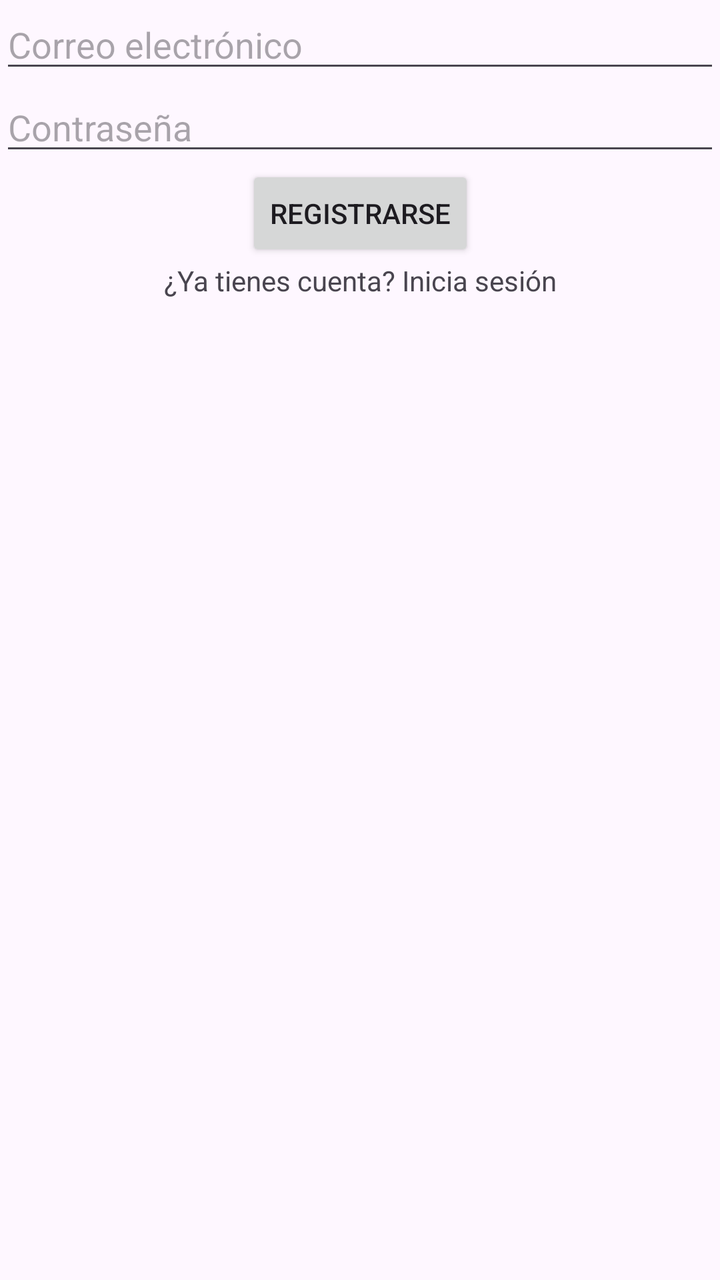
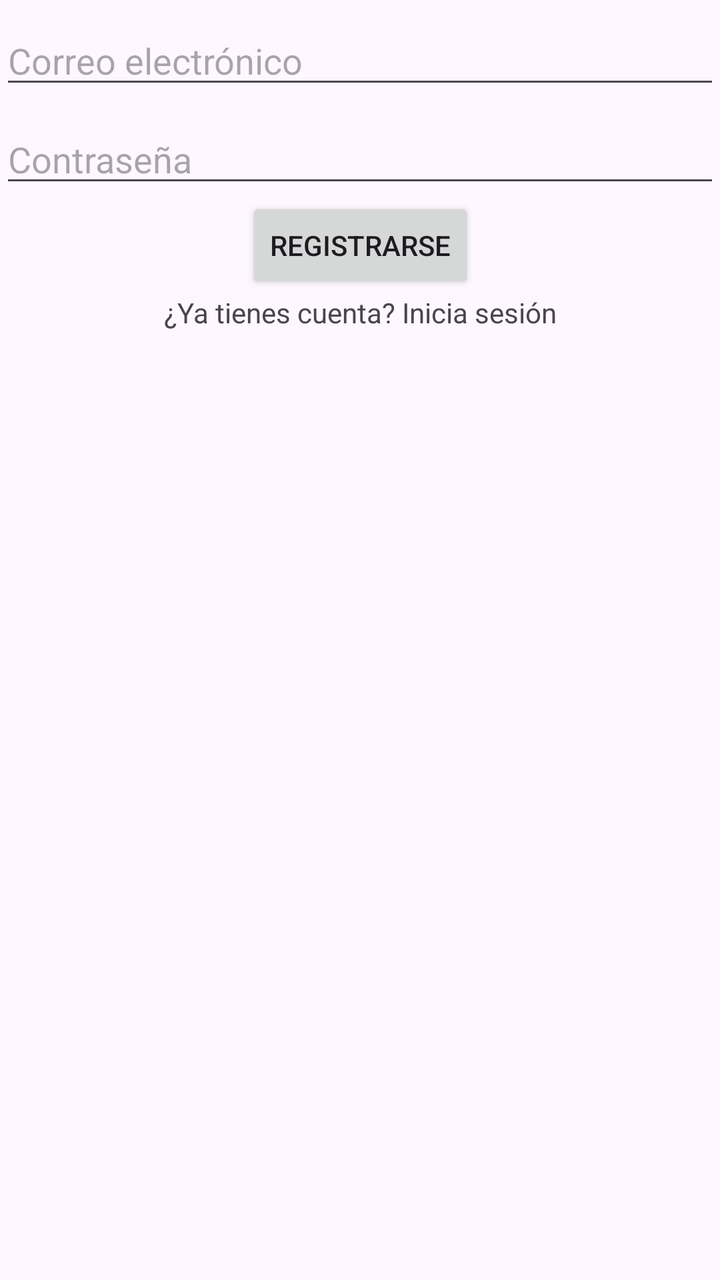

The first picture is an Android layout as it rendered before a commit; the second is the same layout after the commit. The layout source and the unified diff follow.
<!-- AndroidManifest.xml: application theme Theme.ComRudyGagenciaviajes -->
<!-- res/layout/activity_register.xml -->
<?xml version="1.0" encoding="utf-8"?>
<androidx.constraintlayout.widget.ConstraintLayout
    xmlns:android="http://schemas.android.com/apk/res/android"
    xmlns:app="http://schemas.android.com/apk/res-auto"
    xmlns:tools="http://schemas.android.com/tools"
    android:layout_width="match_parent"
    android:layout_height="match_parent"
    tools:context=".RegisterActivity">

    <EditText
        android:id="@+id/etEmailReg"
        android:layout_width="0dp"
        android:layout_height="wrap_content"
        android:hint="Correo electrónico"
        android:inputType="textEmailAddress"
        app:layout_constraintTop_toTopOf="parent"
        app:layout_constraintStart_toStartOf="parent"
        app:layout_constraintEnd_toEndOf="parent"
        android:margin="16dp"/>

    <EditText
        android:id="@+id/etPasswordReg"
        android:layout_width="0dp"
        android:layout_height="wrap_content"
        android:hint="Contraseña"
        android:inputType="textPassword"
        app:layout_constraintTop_toBottomOf="@id/etEmailReg"
        app:layout_constraintStart_toStartOf="parent"
        app:layout_constraintEnd_toEndOf="parent"
        android:margin="16dp"/>

    <TextView
        android:id="@+id/tvErrorReg"
        android:layout_width="wrap_content"
        android:layout_height="wrap_content"
        android:text="Error"
        android:visibility="gone"
        app:layout_constraintTop_toBottomOf="@id/etPasswordReg"
        app:layout_constraintStart_toStartOf="parent"
        app:layout_constraintEnd_toEndOf="parent"/>

    <Button
        android:id="@+id/btnRegistro"
        android:layout_width="wrap_content"
        android:layout_height="wrap_content"
        android:text="Registrarse"
        app:layout_constraintTop_toBottomOf="@id/tvErrorReg"
        app:layout_constraintStart_toStartOf="parent"
        app:layout_constraintEnd_toEndOf="parent"/>

    <TextView
        android:id="@+id/tvIrLogin"
        android:layout_width="wrap_content"
        android:layout_height="wrap_content"
        android:text="¿Ya tienes cuenta? Inicia sesión"
        app:layout_constraintTop_toBottomOf="@id/btnRegistro"
        app:layout_constraintStart_toStartOf="parent"
        app:layout_constraintEnd_toEndOf="parent"/>
</androidx.constraintlayout.widget.ConstraintLayout>
<!-- resources referenced by this layout -->
<resources>
  <style name="Theme.ComRudyGagenciaviajes" parent="Base.Theme.ComRudyGagenciaviajes" />
  <style name="Base.Theme.ComRudyGagenciaviajes" parent="Theme.Material3.DayNight.NoActionBar">
          
          
      </style>
</resources>

<!-- the commit's change to res/layout/activity_register.xml (unified diff, before → after) -->
@@ -16,7 +16,7 @@
         app:layout_constraintTop_toTopOf="parent"
         app:layout_constraintStart_toStartOf="parent"
         app:layout_constraintEnd_toEndOf="parent"
-        android:margin="16dp"/>
+        android:layout_marginTop="8dp"/>
 
     <EditText
         android:id="@+id/etPasswordReg"
@@ -27,7 +27,7 @@
         app:layout_constraintTop_toBottomOf="@id/etEmailReg"
         app:layout_constraintStart_toStartOf="parent"
         app:layout_constraintEnd_toEndOf="parent"
-        android:margin="16dp"/>
+        android:layout_marginTop="8dp"/>
 
     <TextView
         android:id="@+id/tvErrorReg"
